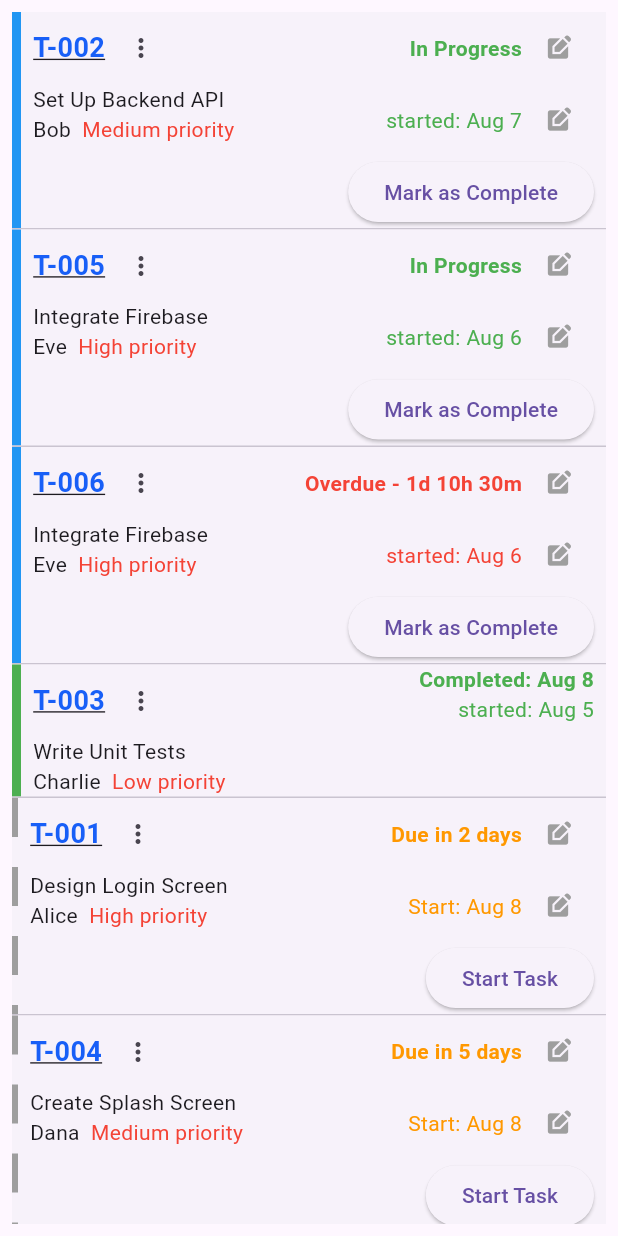
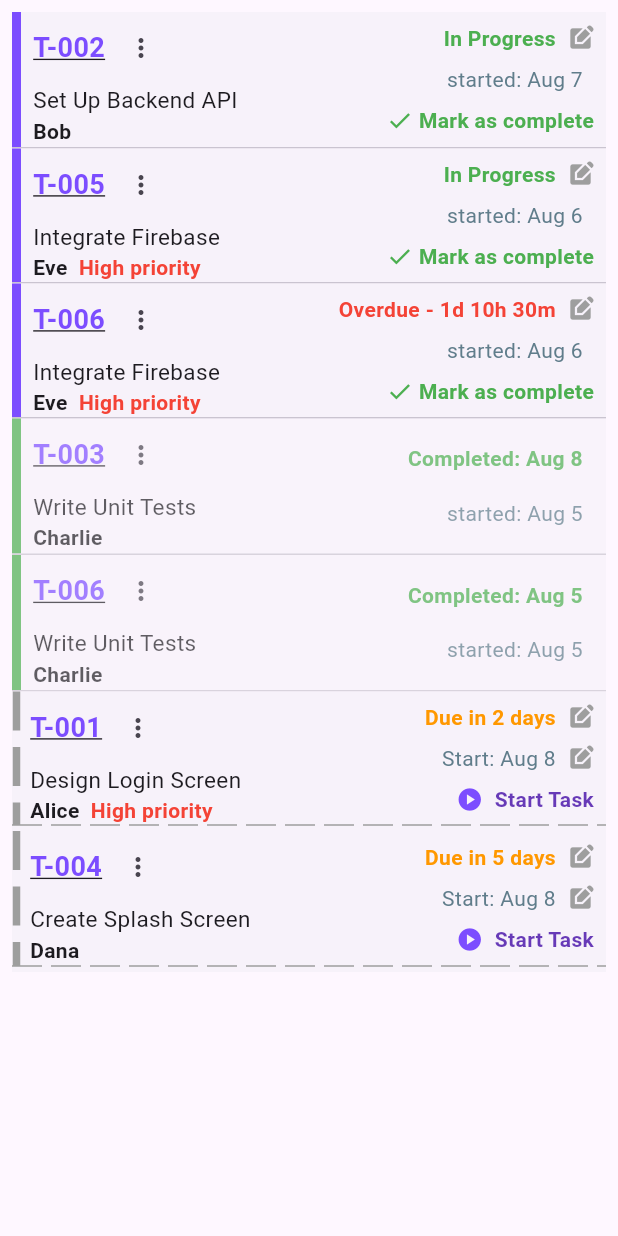
Before and after one commit to MD-DILDAR-MANDAL/task_manager_ui, a Flutter app: the screen it shows after launch, on a phone screen of 412 x 824 dp. Run offline on Flutter 3.47's test engine with Material 3 defaults, Android fonts, the phone set to English and light mode, and no system bars.

Commit message:
feat: ui done

```diff
--- a/lib/task_screen.dart
+++ b/lib/task_screen.dart
@@ -37,6 +37,15 @@ class _TaskScreenState extends State<TaskScreen> {
       status: TaskStatus.Completed,
       startDate: DateTime(2025, 8, 5),
       dueDate: DateTime(2025, 8, 8),
+    ),
+    Task(
+      id: 'T-006',
+      title: 'Write Unit Tests',
+      assignee: 'Charlie',
+      priority: 'Low',
+      status: TaskStatus.Completed,
+      startDate: DateTime(2025, 8, 5),
+      dueDate: DateTime(2025, 8, 5),
     ),
     Task(
       id: 'T-004',
--- a/lib/widget/task_card.dart
+++ b/lib/widget/task_card.dart
@@ -9,16 +9,39 @@ Widget buildTaskCard(Task task) {
   Color? barColor;
   Widget? actionButton;
   Widget? editIcon;
+  Widget? editDeadLine;
   String statusLabel = '';
   String startStatus = '';
 
   if (task.status == TaskStatus.NotStarted) {
     statusColor = Colors.orange;
-    actionButton = ElevatedButton(onPressed: () {}, child: Text("Start Task"));
-    editIcon = IconButton(
-      icon: Icon(Icons.edit_square, size: 18, color: Colors.grey),
-      onPressed: () {},
+
+    editDeadLine = GestureDetector(
+      child: Icon(Icons.edit_square, size: 18, color: Colors.grey),
+      onTap: () {},
     );
+
+    editIcon = GestureDetector(
+      child: Icon(Icons.edit_square, size: 18, color: Colors.grey),
+      onTap: () {},
+    );
+
+    actionButton = GestureDetector(
+      child: Row(
+        children: [
+          Icon(Icons.play_circle, size: 18, color: Colors.deepPurpleAccent),
+          Text(
+            "  Start Task",
+            style: TextStyle(
+              color: Colors.deepPurple,
+              fontWeight: FontWeight.bold,
+            ),
+          ),
+        ],
+      ),
+      onTap: () {},
+    );
+
     statusLabel = 'Due in ${daysUntil(task.dueDate)} days';
     startStatus = "Start: ${formatDate(DateTime.now())}";
     barColor = Colors.grey;
@@ -26,15 +49,25 @@ Widget buildTaskCard(Task task) {
     statusColor = task.dueDate.isBefore(DateTime.now())
         ? Colors.red
         : Colors.green;
-    barColor = Colors.blue;
+    barColor = Colors.deepPurpleAccent;
     startStatus = "started: ${formatDate(task.startDate)}";
-    actionButton = ElevatedButton(
-      onPressed: () {},
-      child: Text("Mark as Complete"),
+
+    editDeadLine = GestureDetector(
+      child: Icon(Icons.edit_square, size: 18, color: Colors.grey),
+      onTap: () {},
     );
-    editIcon = IconButton(
-      icon: Icon(Icons.edit_square, size: 18, color: Colors.grey),
-      onPressed: () {},
+
+    actionButton = GestureDetector(
+      child: Row(
+        children: [
+          Icon(Icons.done, size: 18, color: Colors.green),
+          Text(
+            " Mark as complete",
+            style: TextStyle(color: Colors.green, fontWeight: FontWeight.bold),
+          ),
+        ],
+      ),
+      onTap: () {},
     );
     statusLabel = task.dueDate.isBefore(DateTime.now())
         ? 'Overdue - '
@@ -57,7 +90,9 @@ Widget buildTaskCard(Task task) {
     overDueTime = '${days}d ${hours}h ${minutes}m';
   }
 
-  return Card(
+  return Opacity(
+    opacity: task.status == TaskStatus.Completed ? 0.7 : 1.0,
+    child: Card(
       margin: EdgeInsets.zero,
       shape: RoundedRectangleBorder(borderRadius: BorderRadius.zero),
       elevation: 0,
@@ -71,10 +106,10 @@ Widget buildTaskCard(Task task) {
                   DottedBorder(
                     options: CustomPathDottedBorderOptions(
                       color: barColor,
-                    dashPattern: [26, 20],
-                    strokeWidth: 8,
+                      dashPattern: [26, 11],
+                      strokeWidth: 5,
                       customPath: (size) => Path()
-                      ..moveTo(0, 0)
+                        ..moveTo(3, 0)
                         ..relativeLineTo(0, size.height),
                     ),
                     child: Container(),
@@ -96,7 +131,7 @@ Widget buildTaskCard(Task task) {
                                 Text(
                                   task.id,
                                   style: TextStyle(
-                                  color: const Color.fromARGB(255, 24, 95, 247),
+                                    color: Colors.deepPurpleAccent,
                                     fontWeight: FontWeight.bold,
                                     decoration: TextDecoration.underline,
                                     fontSize: 18,
@@ -108,13 +143,21 @@ Widget buildTaskCard(Task task) {
                                 ),
                               ],
                             ),
-                          Text(task.title),
+                            Text(task.title, style: TextStyle(fontSize: 15)),
                             Row(
                               children: [
-                              Text('${task.assignee}'),
                                 Text(
-                                '  ${task.priority} priority',
-                                style: TextStyle(color: Colors.red),
+                                  task.assignee,
+                                  style: TextStyle(fontWeight: FontWeight.bold),
+                                ),
+                                Text(
+                                  task.priority == "High"
+                                      ? '  ${task.priority} priority'
+                                      : "",
+                                  style: TextStyle(
+                                    color: Colors.red,
+                                    fontWeight: FontWeight.bold,
+                                  ),
                                 ),
                               ],
                             ),
@@ -122,26 +165,29 @@ Widget buildTaskCard(Task task) {
                         ),
 
                         Column(
+                          mainAxisAlignment: MainAxisAlignment.spaceEvenly,
                           crossAxisAlignment: CrossAxisAlignment.end,
                           children: [
                             Row(
+                              mainAxisAlignment: MainAxisAlignment.end,
                               children: [
                                 Text(
-                                "$statusLabel$overDueTime",
+                                  "$statusLabel$overDueTime  ",
                                   style: TextStyle(
                                     color: statusColor,
                                     fontWeight: FontWeight.bold,
                                     fontSize: 14,
                                   ),
                                 ),
-                              if (editIcon != null) editIcon,
+                                if (editDeadLine != null) editDeadLine,
                               ],
                             ),
                             Row(
+                              mainAxisAlignment: MainAxisAlignment.end,
                               children: [
                                 Text(
-                                startStatus,
-                                style: TextStyle(color: statusColor),
+                                  "$startStatus  ",
+                                  style: TextStyle(color: Colors.blueGrey),
                                 ),
                                 if (editIcon != null) editIcon,
                               ],
@@ -156,8 +202,21 @@ Widget buildTaskCard(Task task) {
               ],
             ),
           ),
-        Divider(height: 1),
+          task.status == TaskStatus.NotStarted
+              ? DottedBorder(
+                  options: CustomPathDottedBorderOptions(
+                    color: barColor,
+                    dashPattern: [20, 6],
+                    strokeWidth: 1,
+                    customPath: (size) => Path()
+                      ..moveTo(0, 0)
+                      ..relativeLineTo(size.width, 0),
+                  ),
+                  child: Container(),
+                )
+              : Divider(height: 1),
         ],
+      ),
     ),
   );
 }
```
Lines whose indentation alone changed are shown as unchanged.
